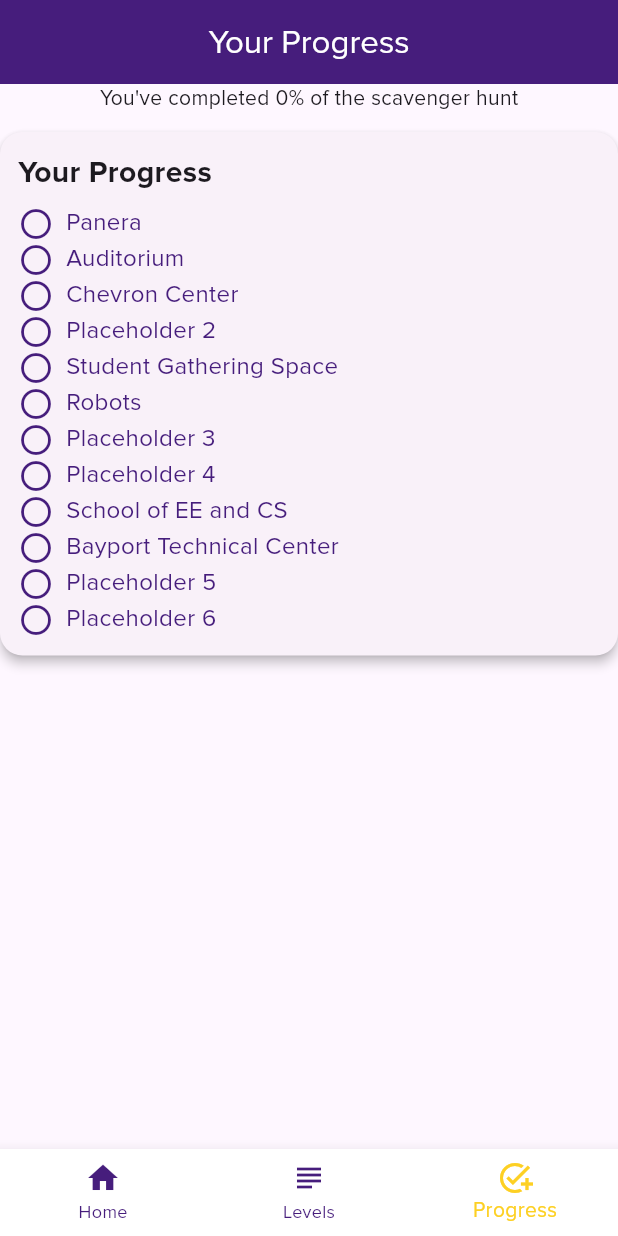
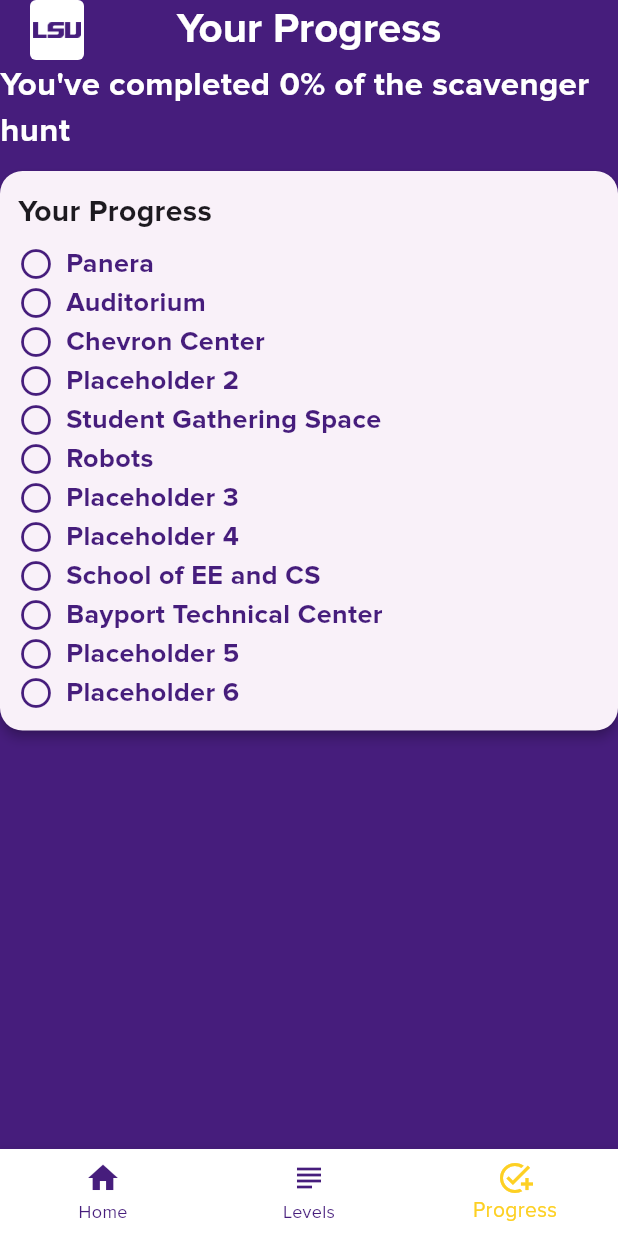
Before and after one commit to steven-reed122/Branded_Scavenger_Hunt, a Flutter app: the screen it shows after launch, item 3 of the bottom bar chosen, on a phone screen of 412 x 824 dp. Run offline on Flutter 3.47's test engine with Material 3 defaults, Android fonts, the phone set to English and light mode, and no system bars.

Commit message:
Progress.dart Changes
Changed the UI of progress.dart to fit with the other pages.

```diff
--- a/lib/level_selector.dart
+++ b/lib/level_selector.dart
@@ -73,8 +73,8 @@ class _LevelSelectorState extends State<LevelSelector> {
         leading: Padding(
           padding: const EdgeInsets.only(left: 20),
           child: SizedBox(
-            width: 32,
-            height: 24,
+            width: 64, // Increase width to 1 inch
+            height: 48, // Adjust height proportionally
             child: Container(
               padding: const EdgeInsets.all(2),
               decoration: BoxDecoration(
--- a/lib/progress.dart
+++ b/lib/progress.dart
@@ -86,7 +86,11 @@ class _ProgressPageState extends State<ProgressPage> {
                   const SizedBox(width: 8),
                   Text(
                     location,
-                    style: const TextStyle(fontSize: 16, color: Color(0xFF461D7C)),
+                    style: const TextStyle(
+                      fontSize: 18, // Increase font size
+                      fontWeight: FontWeight.bold, // Make text bold
+                      color: Color(0xFF461D7C),
+                    ),
                   ),
                 ],
               );
@@ -102,17 +106,57 @@ class _ProgressPageState extends State<ProgressPage> {
     return Scaffold(
       appBar: AppBar(
         backgroundColor: Color(0xFF461D7C),
-        title: Center(
-          child: const Text(
-            'Your Progress',
-            style: TextStyle(color: Color(0xFFFFFFFF)),
+        toolbarHeight: 40,
+        leading: Padding(
+          padding: const EdgeInsets.only(left: 20),
+          child: SizedBox(
+            width: 64, // Increase width to 1 inch
+            height: 48, // Adjust height proportionally
+            child: Container(
+              padding: const EdgeInsets.all(2),
+              decoration: BoxDecoration(
+                color: Colors.white,
+                borderRadius: BorderRadius.circular(4),
+              ),
+              child: Image.asset(
+                'assets/images/LSU_logo.png',
+                fit: BoxFit.contain,
+                errorBuilder: (context, error, stackTrace) {
+                  print('Error loading logo: $error');
+                  return const Icon(
+                    Icons.error_outline,
+                    color: Color(0xFF461D7C),
+                    size: 24,
+                  );
+                },
+              ),
+            ),
           ),
         ),
+        title: const Text(
+          'Your Progress',
+          style: TextStyle(
+            color: Color(0xFFFFFFFF),
+            fontFamily: 'Proxima Nova',
+            fontSize: 28, // Increase font size
+            fontWeight: FontWeight.bold, // Make text bold
+          ),
+          textAlign: TextAlign.center, // Center the text
+        ),
+        centerTitle: true,
       ),
+      backgroundColor: const Color(0xFF461D7C), // Set background to purple
       body: Column(
         children: [Column(
           children: [
-            Text("You've completed $_sampleString% of the scavenger hunt"),
+            Text(
+              "You've completed $_sampleString% of the scavenger hunt",
+              style: const TextStyle(
+                fontSize: 22, // Increase font size
+                fontWeight: FontWeight.bold, // Make text bold
+                color: Colors.white,
+              ),
+            ),
             _buildProgressSection(progress),
           ],
         )],
```
